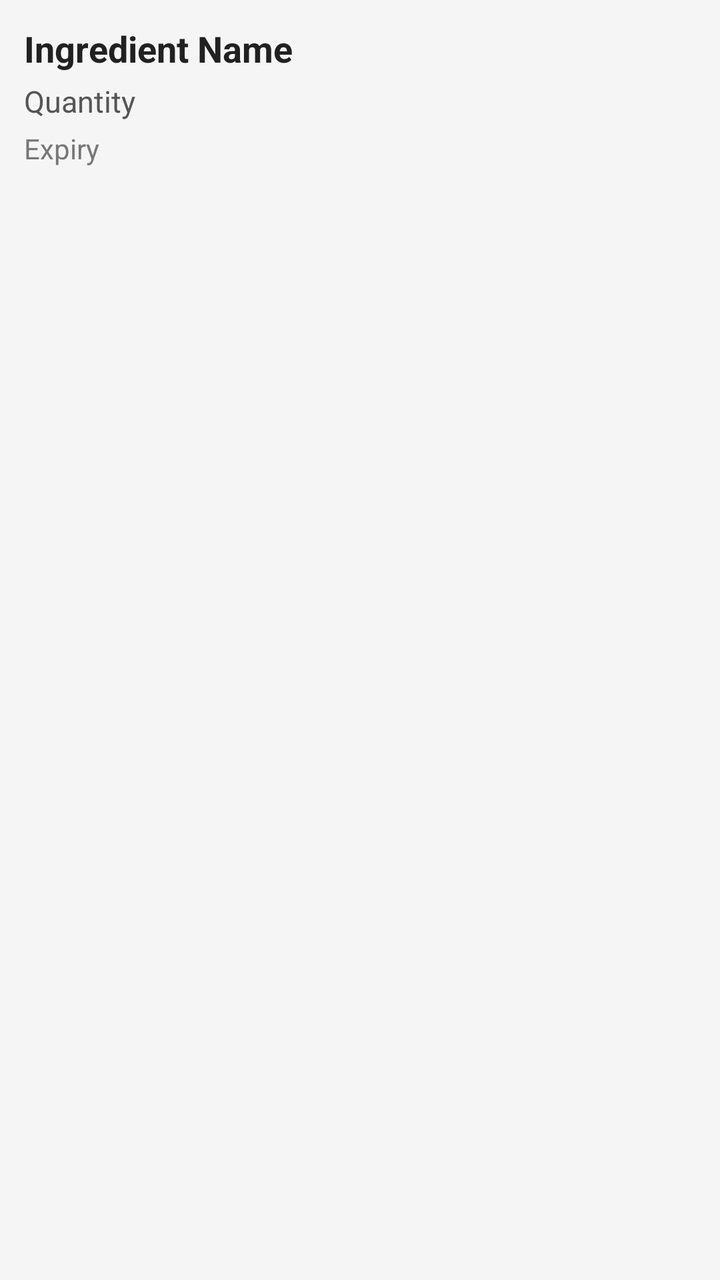
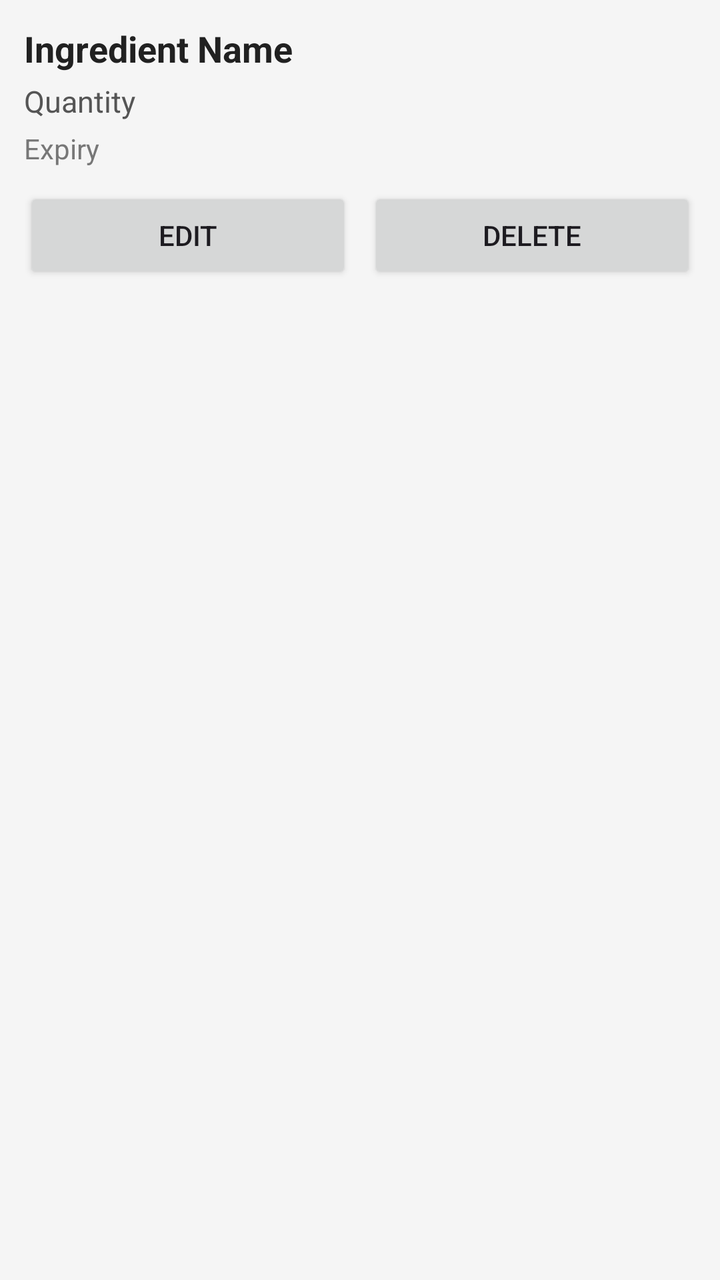

Two renders of the same Android screen: before a commit and after it. Below are the layout's source before the change and the commit's diff.
<!-- AndroidManifest.xml: application theme Theme.SmartPantryManager -->
<!-- res/layout/item_ingredient.xml -->
<?xml version="1.0" encoding="utf-8"?>
<LinearLayout xmlns:android="http://schemas.android.com/apk/res/android"
    android:layout_width="match_parent"
    android:layout_height="wrap_content"
    android:orientation="vertical"
    android:padding="12dp"
    android:layout_marginBottom="8dp"
    android:background="#F5F5F5">

    <TextView
        android:id="@+id/tvIngredientName"
        android:layout_width="match_parent"
        android:layout_height="wrap_content"
        android:text="Ingredient Name"
        android:textSize="18sp"
        android:textStyle="bold"
        android:textColor="#212121" />

    <TextView
        android:id="@+id/tvIngredientQuantity"
        android:layout_width="match_parent"
        android:layout_height="wrap_content"
        android:text="Quantity"
        android:textSize="15sp"
        android:textColor="#555555"
        android:layout_marginTop="4dp" />

    <TextView
        android:id="@+id/tvIngredientExpiry"
        android:layout_width="match_parent"
        android:layout_height="wrap_content"
        android:text="Expiry"
        android:textSize="14sp"
        android:textColor="#777777"
        android:layout_marginTop="4dp" />

</LinearLayout>
<!-- resources referenced by this layout -->
<resources>
  <style name="Theme.SmartPantryManager" parent="Base.Theme.SmartPantryManager" />
  <style name="Base.Theme.SmartPantryManager" parent="Theme.Material3.DayNight.NoActionBar">
          
          
      </style>
</resources>

<!-- the commit's change to res/layout/item_ingredient.xml (unified diff, before → after) -->
@@ -33,5 +33,28 @@
         android:textSize="14sp"
         android:textColor="#777777"
         android:layout_marginTop="4dp" />
+    <LinearLayout
+        android:layout_width="match_parent"
+        android:layout_height="wrap_content"
+        android:orientation="horizontal"
+        android:layout_marginTop="10dp">
+
+        <Button
+            android:id="@+id/btnEditIngredient"
+            android:layout_width="0dp"
+            android:layout_height="wrap_content"
+            android:layout_weight="1"
+            android:text="Edit"
+            android:layout_marginEnd="4dp" />
+
+        <Button
+            android:id="@+id/btnDeleteIngredient"
+            android:layout_width="0dp"
+            android:layout_height="wrap_content"
+            android:layout_weight="1"
+            android:text="Delete"
+            android:layout_marginStart="4dp" />
+
+    </LinearLayout>
 
 </LinearLayout>
